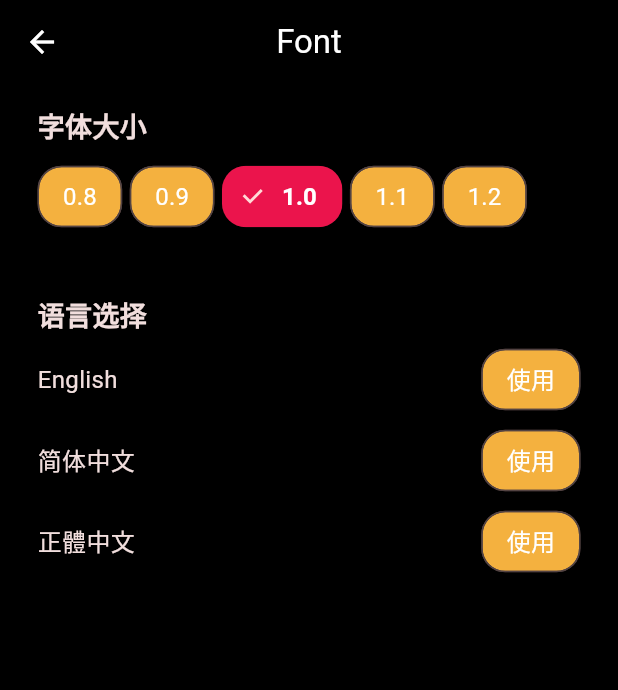
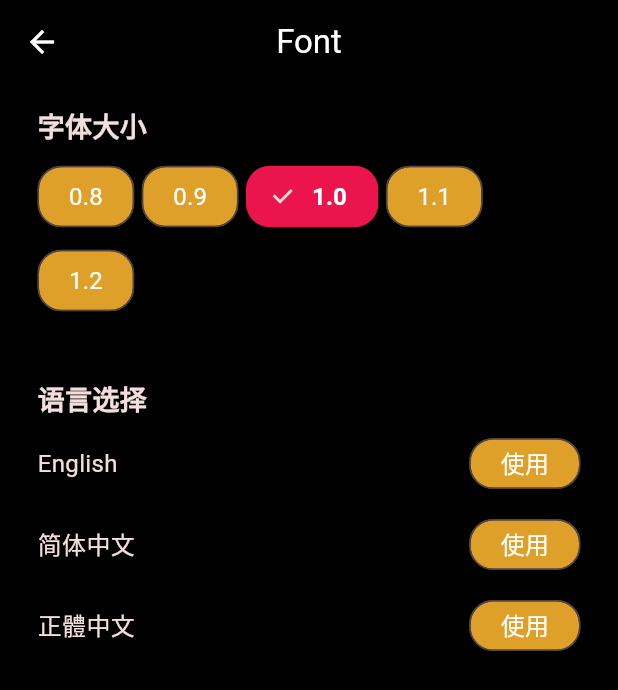
Before and after one commit to ITVAPP/ITVAPP-LIVETV, a Flutter app: the SettingFontPage screen opened by its route, on a phone screen of 412 x 824 dp. Shown: the top 690 px of the screen. Run offline on Flutter 3.47's test engine with Material 3 defaults, Android fonts, the phone set to English and light mode, and no system bars; drawn by our look-alikes of flutter_easyloading; our stand-ins replace device_info_plus, dio, flutter_spinkit, pretty_qr_code, responsive_builder, scrollable_positioned_list and 3 more; missing offline and left inert: apk_installer, flutter_volume_controller, fvp, screen_brightness, sp_util, window_manager and 1 more; accounts and stored records are empty; network calls fail.

Commit message:
Update setting_font_page.dart

```diff
--- a/lib/setting/setting_font_page.dart
+++ b/lib/setting/setting_font_page.dart
@@ -23,7 +23,7 @@ class _SettingFontPageState extends State<SettingFontPage> {
 
   // 按钮颜色更新
   final _selectedColor = const Color(0xFFEB144C); // 选中时颜色
-  final _unselectedColor = const Color(0xFFF4B13F); // 未选中时颜色
+  final _unselectedColor = const Color(0xFFDFA02A); // 未选中时颜色
 
   // 焦点节点列表，用于 TV 端焦点管理
   final List<FocusNode> _fontFocusNodes = List.generate(5, (index) => FocusNode());
@@ -108,11 +108,13 @@ class _SettingFontPageState extends State<SettingFontPage> {
                                 onSelected: (bool selected) {
                                   context.read<ThemeProvider>().setTextScale(_fontScales[index]); // 设置字体缩放
                                 },
-                                selectedColor: _selectedColor, // 选中或焦点颜色为 #FE8401
+                                selectedColor: _selectedColor, // 选中或焦点颜色
                                 backgroundColor: context.watch<ThemeProvider>().textScaleFactor == _fontScales[index]
                                     ? _selectedColor // 选中状态颜色
                                     : _unselectedColor, // 未选中状态颜色
                                 shape: _buttonShape, // 统一的圆角外形
+                                padding: const EdgeInsets.symmetric(horizontal: 12, vertical: 8), // 设置内边距
+                                avatar: null, // 取消选中的对勾
                               ),
                             ),
                           ),
@@ -164,6 +166,8 @@ class _SettingFontPageState extends State<SettingFontPage> {
                                           ? _selectedColor // 已选中状态颜色
                                           : _unselectedColor, // 未选中状态颜色
                                       shape: _buttonShape, // 统一的圆角外形
+                                      padding: const EdgeInsets.symmetric(horizontal: 12, vertical: 3), // 设置内边距
+                                      avatar: null, // 取消选中的对勾
                                     ),
                                   ],
                                 ),
```
